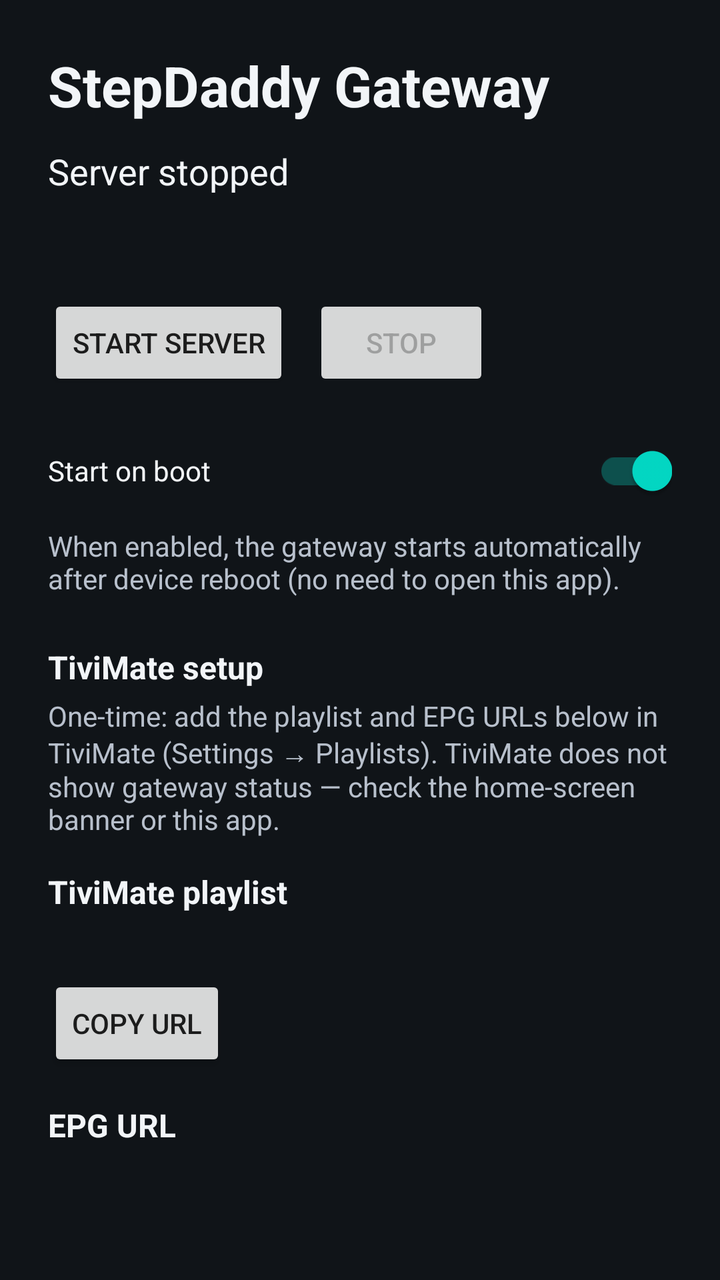
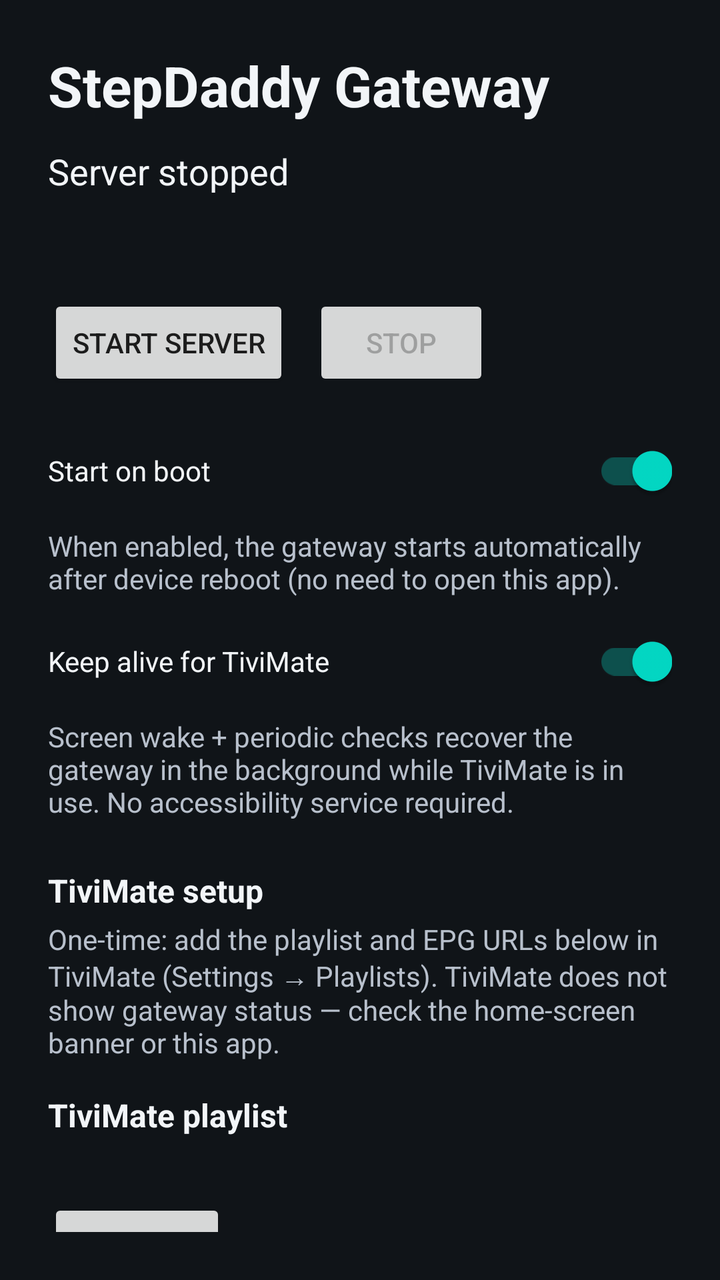

Before-and-after screenshots of an Android layout around one commit, followed by the original layout XML and the change that was made.
<!-- AndroidManifest.xml: application theme Theme.StepDaddyGateway -->
<!-- res/layout/activity_main.xml -->
<?xml version="1.0" encoding="utf-8"?>
<androidx.constraintlayout.widget.ConstraintLayout xmlns:android="http://schemas.android.com/apk/res/android"
    xmlns:app="http://schemas.android.com/apk/res-auto"
    android:layout_width="match_parent"
    android:layout_height="match_parent"
    android:background="@color/background"
    android:padding="24dp">

    <TextView
        android:id="@+id/textTitle"
        android:layout_width="0dp"
        android:layout_height="wrap_content"
        android:text="@string/app_name"
        android:textColor="@color/on_background"
        android:textSize="28sp"
        android:textStyle="bold"
        app:layout_constraintEnd_toEndOf="parent"
        app:layout_constraintStart_toStartOf="parent"
        app:layout_constraintTop_toTopOf="parent" />

    <TextView
        android:id="@+id/textStatus"
        android:layout_width="0dp"
        android:layout_height="wrap_content"
        android:layout_marginTop="12dp"
        android:text="@string/status_stopped"
        android:textColor="@color/on_background"
        android:textSize="18sp"
        app:layout_constraintEnd_toEndOf="parent"
        app:layout_constraintStart_toStartOf="parent"
        app:layout_constraintTop_toBottomOf="@id/textTitle" />

    <TextView
        android:id="@+id/textPort"
        android:layout_width="0dp"
        android:layout_height="wrap_content"
        android:layout_marginTop="8dp"
        android:textColor="@color/on_background_muted"
        android:textSize="16sp"
        app:layout_constraintEnd_toEndOf="parent"
        app:layout_constraintStart_toStartOf="parent"
        app:layout_constraintTop_toBottomOf="@id/textStatus" />

    <Button
        android:id="@+id/buttonStart"
        android:layout_width="wrap_content"
        android:layout_height="wrap_content"
        android:layout_marginTop="20dp"
        android:text="@string/action_start"
        app:layout_constraintStart_toStartOf="parent"
        app:layout_constraintTop_toBottomOf="@id/textPort" />

    <Button
        android:id="@+id/buttonStop"
        android:layout_width="wrap_content"
        android:layout_height="wrap_content"
        android:layout_marginStart="12dp"
        android:enabled="false"
        android:text="@string/action_stop"
        app:layout_constraintBaseline_toBaselineOf="@id/buttonStart"
        app:layout_constraintStart_toEndOf="@id/buttonStart" />

    <androidx.appcompat.widget.SwitchCompat
        android:id="@+id/switchBoot"
        android:layout_width="0dp"
        android:layout_height="wrap_content"
        android:layout_marginTop="16dp"
        android:checked="true"
        android:text="@string/label_start_on_boot"
        android:textColor="@color/on_background"
        app:layout_constraintEnd_toEndOf="parent"
        app:layout_constraintStart_toStartOf="parent"
        app:layout_constraintTop_toBottomOf="@id/buttonStart" />

    <TextView
        android:id="@+id/textBootHint"
        android:layout_width="0dp"
        android:layout_height="wrap_content"
        android:layout_marginTop="4dp"
        android:text="@string/label_start_on_boot_hint"
        android:textColor="@color/on_background_muted"
        android:textSize="14sp"
        app:layout_constraintEnd_toEndOf="parent"
        app:layout_constraintStart_toStartOf="parent"
        app:layout_constraintTop_toBottomOf="@id/switchBoot" />

    <TextView
        android:id="@+id/labelTivimateSetup"
        android:layout_width="0dp"
        android:layout_height="wrap_content"
        android:layout_marginTop="24dp"
        android:text="@string/label_tivimate_setup"
        android:textColor="@color/on_background"
        android:textSize="16sp"
        android:textStyle="bold"
        app:layout_constraintEnd_toEndOf="parent"
        app:layout_constraintStart_toStartOf="parent"
        app:layout_constraintTop_toBottomOf="@id/textBootHint" />

    <TextView
        android:id="@+id/textTivimateHint"
        android:layout_width="0dp"
        android:layout_height="wrap_content"
        android:layout_marginTop="4dp"
        android:text="@string/hint_tivimate_setup"
        android:textColor="@color/on_background_muted"
        android:textSize="14sp"
        app:layout_constraintEnd_toEndOf="parent"
        app:layout_constraintStart_toStartOf="parent"
        app:layout_constraintTop_toBottomOf="@id/labelTivimateSetup" />

    <TextView
        android:id="@+id/labelPlaylist"
        android:layout_width="0dp"
        android:layout_height="wrap_content"
        android:layout_marginTop="16dp"
        android:text="@string/label_playlist"
        android:textColor="@color/on_background"
        android:textSize="16sp"
        android:textStyle="bold"
        app:layout_constraintEnd_toEndOf="parent"
        app:layout_constraintStart_toStartOf="parent"
        app:layout_constraintTop_toBottomOf="@id/textTivimateHint" />

    <TextView
        android:id="@+id/textPlaylistUrl"
        android:layout_width="0dp"
        android:layout_height="wrap_content"
        android:layout_marginTop="4dp"
        android:textColor="@color/on_background_muted"
        android:textIsSelectable="true"
        android:textSize="14sp"
        app:layout_constraintEnd_toEndOf="parent"
        app:layout_constraintStart_toStartOf="parent"
        app:layout_constraintTop_toBottomOf="@id/labelPlaylist" />

    <Button
        android:id="@+id/buttonCopyPlaylist"
        android:layout_width="wrap_content"
        android:layout_height="wrap_content"
        android:layout_marginTop="8dp"
        android:text="@string/action_copy"
        app:layout_constraintStart_toStartOf="parent"
        app:layout_constraintTop_toBottomOf="@id/textPlaylistUrl" />

    <TextView
        android:id="@+id/labelEpg"
        android:layout_width="0dp"
        android:layout_height="wrap_content"
        android:layout_marginTop="16dp"
        android:text="@string/label_epg"
        android:textColor="@color/on_background"
        android:textSize="16sp"
        android:textStyle="bold"
        app:layout_constraintEnd_toEndOf="parent"
        app:layout_constraintStart_toStartOf="parent"
        app:layout_constraintTop_toBottomOf="@id/buttonCopyPlaylist" />

    <TextView
        android:id="@+id/textEpgUrl"
        android:layout_width="0dp"
        android:layout_height="wrap_content"
        android:layout_marginTop="4dp"
        android:textColor="@color/on_background_muted"
        android:textIsSelectable="true"
        android:textSize="14sp"
        app:layout_constraintEnd_toEndOf="parent"
        app:layout_constraintStart_toStartOf="parent"
        app:layout_constraintTop_toBottomOf="@id/labelEpg" />

    <TextView
        android:id="@+id/textEpgStatus"
        android:layout_width="0dp"
        android:layout_height="wrap_content"
        android:layout_marginTop="4dp"
        android:textColor="@color/on_background_muted"
        android:textSize="14sp"
        app:layout_constraintEnd_toEndOf="parent"
        app:layout_constraintStart_toStartOf="parent"
        app:layout_constraintTop_toBottomOf="@id/textEpgUrl" />

    <Button
        android:id="@+id/buttonCopyEpg"
        android:layout_width="wrap_content"
        android:layout_height="wrap_content"
        android:layout_marginTop="8dp"
        android:text="@string/action_copy"
        app:layout_constraintStart_toStartOf="parent"
        app:layout_constraintTop_toBottomOf="@id/textEpgStatus" />

    <TextView
        android:id="@+id/labelHealth"
        android:layout_width="0dp"
        android:layout_height="wrap_content"
        android:layout_marginTop="16dp"
        android:text="@string/label_health"
        android:textColor="@color/on_background"
        android:textSize="16sp"
        android:textStyle="bold"
        app:layout_constraintEnd_toEndOf="parent"
        app:layout_constraintStart_toStartOf="parent"
        app:layout_constraintTop_toBottomOf="@id/buttonCopyEpg" />

    <TextView
        android:id="@+id/textHealthUrl"
        android:layout_width="0dp"
        android:layout_height="wrap_content"
        android:layout_marginTop="4dp"
        android:textColor="@color/on_background_muted"
        android:textIsSelectable="true"
        android:textSize="14sp"
        app:layout_constraintEnd_toEndOf="parent"
        app:layout_constraintStart_toStartOf="parent"
        app:layout_constraintTop_toBottomOf="@id/labelHealth" />

</androidx.constraintlayout.widget.ConstraintLayout>
<!-- resources referenced by this layout -->
<resources>
  <color name="background">#101418</color>
  <color name="on_background">#F2F5F8</color>
  <color name="on_background_muted">#B8C0CC</color>
  <string name="action_copy">Copy URL</string>
  <string name="action_start">Start server</string>
  <string name="action_stop">Stop</string>
  <string name="app_name">StepDaddy Gateway</string>
  <string name="hint_tivimate_setup">One-time: add the playlist and EPG URLs below in TiviMate (Settings → Playlists). TiviMate does not show gateway status — check the home-screen banner or this app.</string>
  <string name="label_epg">EPG URL</string>
  <string name="label_health">Health check</string>
  <string name="label_playlist">TiviMate playlist</string>
  <string name="label_start_on_boot">Start on boot</string>
  <string name="label_start_on_boot_hint">When enabled, the gateway starts automatically after device reboot (no need to open this app).</string>
  <string name="label_tivimate_setup">TiviMate setup</string>
  <string name="status_stopped">Server stopped</string>
  <style name="Theme.StepDaddyGateway" parent="Theme.MaterialComponents.DayNight.NoActionBar">
          <item name="colorPrimary">@color/primary</item>
          <item name="android:statusBarColor">@color/background</item>
          <item name="android:navigationBarColor">@color/background</item>
          <item name="android:windowBackground">@color/background</item>
      </style>
  <color name="primary">#4DA3FF</color>
</resources>

<!-- the commit's change to res/layout/activity_main.xml (unified diff, before → after) -->
@@ -84,6 +84,30 @@
         app:layout_constraintStart_toStartOf="parent"
         app:layout_constraintTop_toBottomOf="@id/switchBoot" />
 
+    <androidx.appcompat.widget.SwitchCompat
+        android:id="@+id/switchTivimateWatch"
+        android:layout_width="0dp"
+        android:layout_height="wrap_content"
+        android:layout_marginTop="8dp"
+        android:checked="true"
+        android:text="@string/label_tivimate_watch"
+        android:textColor="@color/on_background"
+        app:layout_constraintEnd_toEndOf="parent"
+        app:layout_constraintStart_toStartOf="parent"
+        app:layout_constraintTop_toBottomOf="@id/textBootHint" />
+
+    <TextView
+        android:id="@+id/textTivimateWatchHint"
+        android:layout_width="0dp"
+        android:layout_height="wrap_content"
+        android:layout_marginTop="4dp"
+        android:text="@string/label_tivimate_watch_hint"
+        android:textColor="@color/on_background_muted"
+        android:textSize="14sp"
+        app:layout_constraintEnd_toEndOf="parent"
+        app:layout_constraintStart_toStartOf="parent"
+        app:layout_constraintTop_toBottomOf="@id/switchTivimateWatch" />
+
     <TextView
         android:id="@+id/labelTivimateSetup"
         android:layout_width="0dp"
@@ -95,7 +119,7 @@
         android:textStyle="bold"
         app:layout_constraintEnd_toEndOf="parent"
         app:layout_constraintStart_toStartOf="parent"
-        app:layout_constraintTop_toBottomOf="@id/textBootHint" />
+        app:layout_constraintTop_toBottomOf="@id/textTivimateWatchHint" />
 
     <TextView
         android:id="@+id/textTivimateHint"
<!-- resource entries referenced after the edit -->
@@ -14,6 +14,8 @@
   <string name="label_start_on_boot">Start on boot</string>
   <string name="label_start_on_boot_hint">When enabled, the gateway starts automatically after device reboot (no need to open this app).</string>
   <string name="label_tivimate_setup">TiviMate setup</string>
+  <string name="label_tivimate_watch">Keep alive for TiviMate</string>
+  <string name="label_tivimate_watch_hint">Screen wake + periodic checks recover the gateway in the background while TiviMate is in use. No accessibility service required.</string>
   <string name="status_stopped">Server stopped</string>
   <style name="Theme.StepDaddyGateway" parent="Theme.MaterialComponents.DayNight.NoActionBar">
           <item name="colorPrimary">@color/primary</item>
